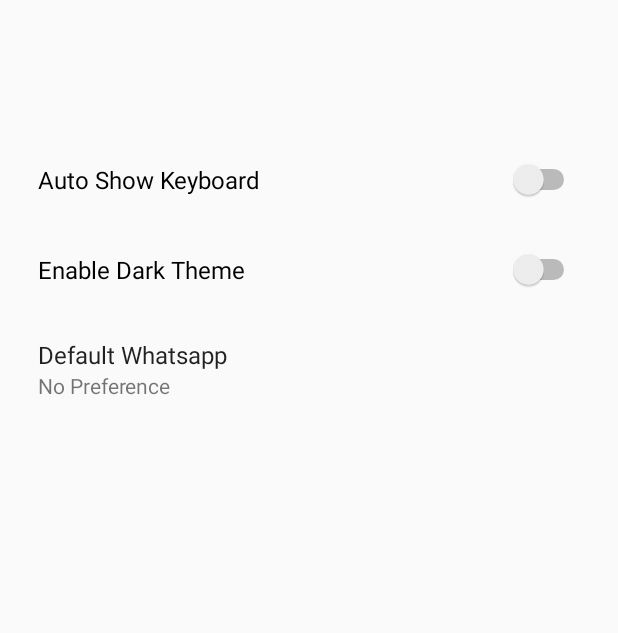
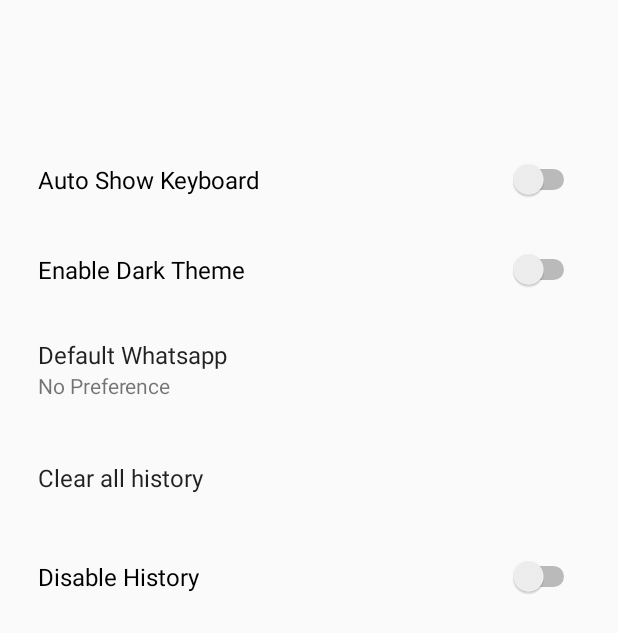
Before and after one commit to louislam/whatsadd, an Android app: the layout setting_page.xml on its own in the app's theme, with its tools: preview values and no code run, on a phone screen of 412 x 824 dp. Shown: the top 633 px of the screen. Run offline under Robolectric (Android 15) with nearby library versions, the phone set to English and light mode, and no system bars.

Commit message:
add disable history and clear history

```diff
--- a/app-base/src/main/res/layout/setting_page.xml
+++ b/app-base/src/main/res/layout/setting_page.xml
@@ -1,5 +1,5 @@
 <?xml version="1.0" encoding="utf-8"?>
-<LinearLayout xmlns:android="http://schemas.android.com/apk/res/android"
+<ScrollView xmlns:android="http://schemas.android.com/apk/res/android"
     android:id="@+id/settingView"
     android:layout_width="match_parent"
     android:layout_height="match_parent"
@@ -12,6 +12,11 @@
     android:focusable="true"
     android:orientation="vertical"
     android:visibility="visible">
+
+        <LinearLayout
+            android:layout_width="match_parent"
+            android:layout_height="wrap_content"
+            android:orientation="vertical">
 
             <LinearLayout
                 android:layout_width="match_parent"
@@ -30,7 +35,7 @@
                     android:layout_height="wrap_content"
                     android:layout_marginStart="25dp"
                     android:layout_marginEnd="25dp"
-            android:textSize="16dp"
+                    android:textSize="16sp"
                     android:layout_weight="1"
                     android:text="@string/auto_show_keyboard" />
 
@@ -52,9 +57,9 @@
                     android:layout_height="wrap_content"
                     android:layout_marginStart="25dp"
                     android:layout_marginEnd="25dp"
-            android:textSize="16dp"
+                    android:textSize="16sp"
                     android:layout_weight="1"
-            android:text="Enable Dark Theme" />
+                    android:text="@string/enable_dark_theme" />
 
             </LinearLayout>
 
@@ -80,7 +85,7 @@
                     android:layout_weight="1"
                     android:text="@string/default_whatsapp"
                     android:textAppearance="@style/TextAppearance.AppCompat.Large"
-            android:textSize="16dp" />
+                    android:textSize="16sp" />
 
                 <TextView
                     android:id="@+id/currentDefaultWhatsapp"
@@ -92,4 +97,56 @@
                     android:layout_weight="1"
                     android:text="@string/no_preference" />
             </LinearLayout>
+
+            <LinearLayout
+                android:id="@+id/clearAllHistoryButton"
+                android:layout_width="match_parent"
+                android:layout_height="wrap_content"
+                android:background="@drawable/ripple_rect"
+                android:clickable="true"
+                android:focusable="true"
+                android:gravity="left"
+                android:orientation="vertical"
+                android:paddingTop="25dp"
+                android:paddingBottom="25dp">
+
+                <TextView
+                    android:id="@+id/textView4"
+                    android:layout_width="wrap_content"
+                    android:layout_height="wrap_content"
+
+                    android:layout_marginStart="25dp"
+                    android:layout_marginEnd="25dp"
+                    android:layout_weight="1"
+                    android:text="@string/clear_all_history"
+                    android:textAppearance="@style/TextAppearance.AppCompat.Large"
+                    android:textSize="16sp" />
+
             </LinearLayout>
+
+            <LinearLayout
+                android:layout_width="match_parent"
+                android:layout_height="60dp"
+                android:gravity="center"
+                android:orientation="horizontal"
+                android:background="@drawable/ripple_rect"
+                android:clickable="true"
+                android:focusable="true"
+                >
+
+                <Switch
+                    android:id="@+id/disableHistorySwitch"
+                    android:layout_width="wrap_content"
+                    android:layout_height="wrap_content"
+                    android:layout_marginStart="25dp"
+                    android:layout_marginEnd="25dp"
+                    android:textSize="16sp"
+                    android:layout_weight="1"
+                    android:text="@string/disable_history" />
+
+            </LinearLayout>
+
+        </LinearLayout>
+
+
+</ScrollView>
--- a/app-base/src/main/res/values/strings.xml
+++ b/app-base/src/main/res/values/strings.xml
@@ -18,4 +18,7 @@
     <string name="no_preference">No Preference</string>
     <string name="default_whatsapp">Default Whatsapp</string>
     <string name="auto_show_keyboard">Auto Show Keyboard</string>
+    <string name="clear_all_history">Clear all history</string>
+    <string name="enable_dark_theme">Enable Dark Theme</string>
+    <string name="disable_history">Disable History</string>
 </resources>
--- a/app-base/src/main/res/values/styles.xml
+++ b/app-base/src/main/res/values/styles.xml
@@ -10,9 +10,9 @@
     </style>
 
     <style name="DarkAppTheme" parent="Theme.AppCompat.NoActionBar">
-        <item name="colorPrimary">@color/colorAccent</item>
+        <item name="colorPrimary">@color/colorSecondary</item>
         <item name="colorPrimaryDark">#222222</item>
-        <item name="colorAccent">@color/colorAccent</item>
+        <item name="colorAccent">@color/colorSecondary</item>
         <item name="windowActionBar">false</item>
         <item name="windowNoTitle">true</item>
     </style>
```
Also changed, not shown: app-base/src/main/java/net/louislam/whatsadd/HistoryAdapter.kt (+21 -1 lines), app-base/src/main/java/net/louislam/whatsadd/KotlinMainActivity.kt (+21 -4 lines), 3 other files. Lines whose indentation alone changed are shown as unchanged.
